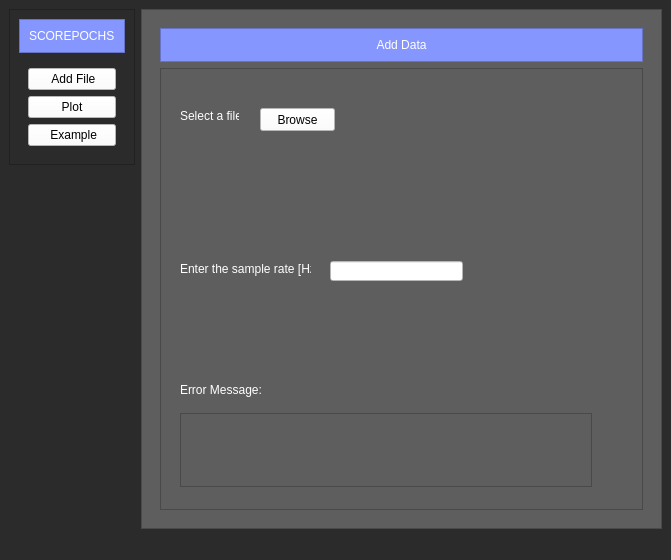
Before: the Qt Designer form qt_tesi.ui in saugabriele/Scorepochs_GUI, drawn with Qt 5.
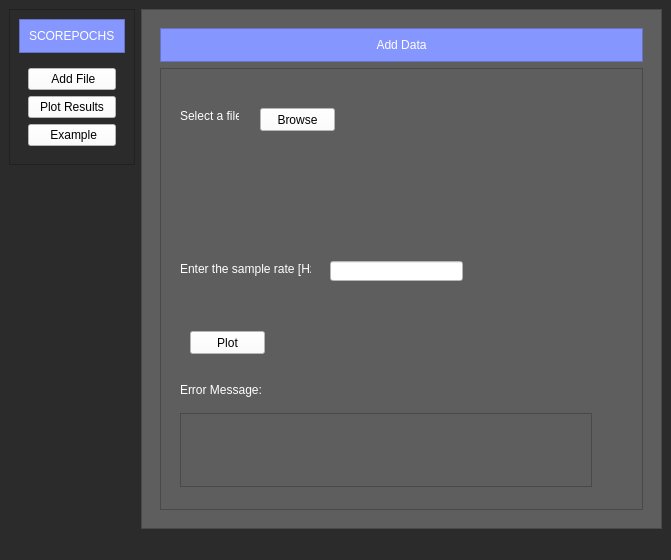
After: the same form once the commit is applied. Icons and pictures are not drawn.

Diff of the .ui file:
```diff
--- a/qt_tesi.ui
+++ b/qt_tesi.ui
@@ -71,12 +71,12 @@
            </widget>
           </item>
           <item>
-           <widget class="QPushButton" name="plot_button">
+           <widget class="QPushButton" name="plot_results_button">
             <property name="styleSheet">
              <string notr="true">background-color: rgb(255, 255, 255);</string>
             </property>
             <property name="text">
-             <string>Plot</string>
+             <string>Plot Results</string>
             </property>
             <property name="icon">
              <iconset theme="2" resource="../../Desktop/Progetto/resources.qrc">
@@ -317,9 +317,9 @@
                 <widget class="QLabel" name="message_data_processing">
                  <property name="geometry">
                   <rect>
-                   <x>10</x>
+                   <x>100</x>
                    <y>110</y>
-                   <width>331</width>
+                   <width>271</width>
                    <height>21</height>
                   </rect>
                  </property>
@@ -331,6 +331,22 @@
                   <string/>
                  </property>
                 </widget>
+                <widget class="QPushButton" name="plot_button">
+                 <property name="geometry">
+                  <rect>
+                   <x>20</x>
+                   <y>110</y>
+                   <width>75</width>
+                   <height>23</height>
+                  </rect>
+                 </property>
+                 <property name="styleSheet">
+                  <string notr="true">background-color: rgb(255, 255, 255);</string>
+                 </property>
+                 <property name="text">
+                  <string>Plot</string>
+                 </property>
+                </widget>
                </widget>
               </item>
               <item>
```
Left out of the diff: 4 changed lines with no effect on the pictures.
